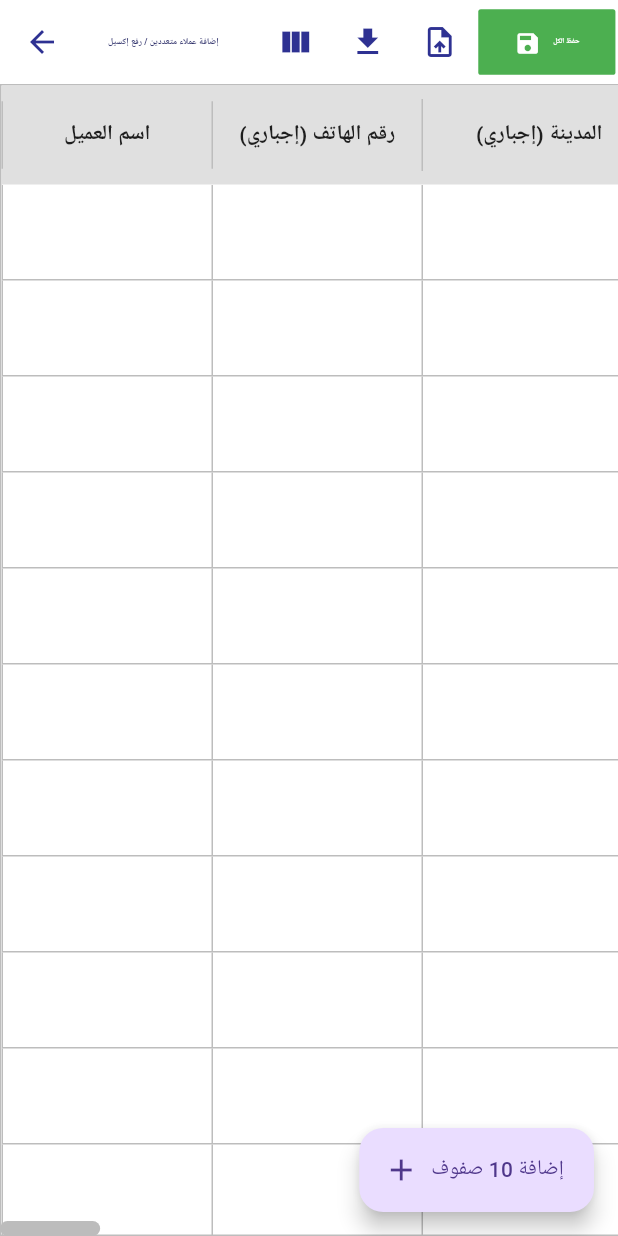
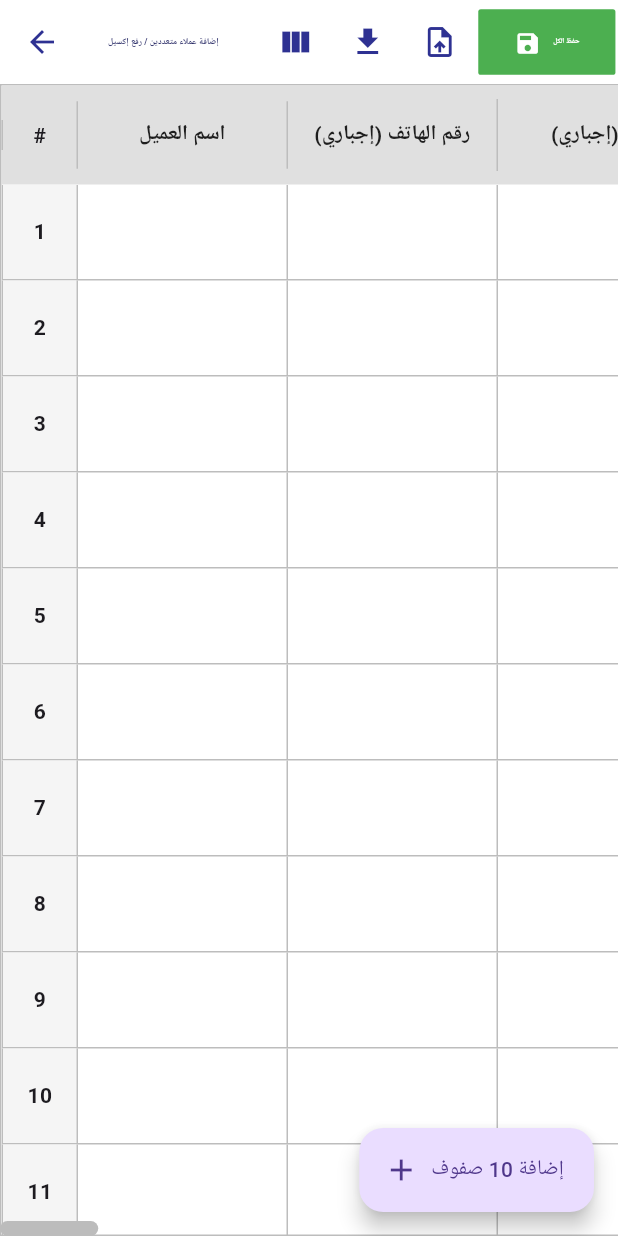
Before and after one commit to Martino-Maher-Saad/retaj_crm, a Flutter app: the _BulkAddLeadsView screen opened directly, on a phone screen of 412 x 824 dp. Run offline on Flutter 3.47's test engine with Material 3 defaults, Android fonts, the phone set to English and light mode, and no system bars; our stand-ins replace bloc, cached_network_image, equatable, fl_chart, flutter_animate, flutter_bloc and 9 more; missing offline and left inert: excel, pattern_formatter, universal_html; accounts and stored records are empty; Roboto replaces fonts that are missing (Cairo).

Commit message:
import many leads test3

```diff
--- a/lib/features/leads/cubit/bulk_add_leads_cubit.dart
+++ b/lib/features/leads/cubit/bulk_add_leads_cubit.dart
@@ -113,28 +113,48 @@ class BulkAddLeadsCubit extends Cubit<BulkAddLeadsState> {
   Future<void> saveAll(String creatorId) async {
     if (state is! BulkAddLeadsLoaded) return;
 
-    // Filter out completely empty rows
     final allRows = (state as BulkAddLeadsLoaded).rows;
-    final rows = allRows.where((r) => !r.isEmpty).toList();
+    final nonEmptyRows = allRows.where((r) => !r.isEmpty).toList();
 
-    if (rows.isEmpty) {
+    if (nonEmptyRows.isEmpty) {
       emit(BulkAddLeadsError('جميع الصفوف فارغة، لا يوجد شيء للحفظ'));
       _emitLoaded(allRows);
       return;
     }
 
-    if (rows.any((r) => !r.isValid)) {
-      emit(BulkAddLeadsError('يرجى تصحيح الأخطاء في الصفوف قبل الحفظ'));
+    final validRows = nonEmptyRows.where((r) => r.isValid).toList();
+    final invalidRows = nonEmptyRows.where((r) => !r.isValid).toList();
+
+    if (validRows.isEmpty) {
+      List<String> errorMessages = [];
+      for (var r in invalidRows) {
+        int index = allRows.indexOf(r) + 1;
+        List<String> missing = [];
+        if (r.name == null || r.name!.trim().isEmpty) missing.add('الاسم');
+        if (r.phone == null || r.phone!.trim().isEmpty) {
+          missing.add('رقم الهاتف');
+        } else if (r.phone!.contains(',') || r.phone!.contains(' ')) {
+          missing.add('رقم الهاتف (يجب ألا يحتوي على مسافات)');
+        }
+        if (r.cityId == null) missing.add('المدينة');
+        if (r.propertyTypeId == null) missing.add('نوع العقار');
+        if (r.listingTypeId == null) missing.add('نوع الإعلان');
+        if (r.platformId == null) missing.add('المنصة');
+        if (r.assignedTo == null) missing.add('الموظف');
+
+        errorMessages.add('الصف $index: ينقصه (${missing.join('، ')})');
+      }
+
+      emit(BulkAddLeadsError('يرجى تصحيح الأخطاء التالية:\n${errorMessages.join('\n')}'));
       _emitLoaded(allRows);
       return;
     }
 
     List<LeadModel> leadsToInsert = [];
-    for (var row in rows) {
+    for (var row in validRows) {
       String? statusId = row.statusId;
       if (statusId == null) {
-        statusId = _dataManager.getIdByName('lead_status', 'جديد') ??
-                   _dataManager.getIdByName('lead_status', 'New');
+        statusId = '460be748-7685-49ef-abcf-c4dd49511ab7'; // تم التواصل اول مرة
       }
 
       num? bFrom;
@@ -176,7 +196,18 @@ class BulkAddLeadsCubit extends Cubit<BulkAddLeadsState> {
         emit(BulkAddLeadsProgress(processed, total));
       });
 
-      emit(BulkAddLeadsSuccess());
+      final remainingRows = allRows.where((r) => !validRows.contains(r)).toList();
+      if (remainingRows.isEmpty) {
+        remainingRows.add(_createEmptyRow());
+      }
+
+      if (invalidRows.isNotEmpty) {
+        emit(BulkAddLeadsError('تم حفظ ${validRows.length} عميل. يرجى إكمال باقي الصفوف الناقصة.'));
+      } else {
+        emit(BulkAddLeadsSuccess());
+      }
+
+      _emitLoaded(remainingRows);
     } catch (e) {
       emit(BulkAddLeadsError('حدث خطأ أثناء الحفظ: $e'));
       _emitLoaded(allRows);
--- a/lib/features/leads/cubit/bulk_add_leads_state.dart
+++ b/lib/features/leads/cubit/bulk_add_leads_state.dart
@@ -58,16 +58,8 @@ class EditableLeadRow extends Equatable {
   bool get isEmpty {
     return (name == null || name!.trim().isEmpty) &&
            (phone == null || phone!.trim().isEmpty) &&
-           cityId == null &&
-           propertyTypeId == null &&
-           listingTypeId == null &&
-           platformId == null &&
-           channelId == null &&
-           statusId == null &&
-           assignedTo == null &&
-           createdAt == null &&
+           (propertyCode == null || propertyCode!.trim().isEmpty) &&
            (notes == null || notes!.trim().isEmpty) &&
-           (propertyCode == null || propertyCode!.trim().isEmpty) &&
            (descLeadNeed == null || descLeadNeed!.trim().isEmpty) &&
            (budgetFrom == null || budgetFrom!.trim().isEmpty) &&
            (budgetTo == null || budgetTo!.trim().isEmpty);
--- a/lib/features/leads/screens/bulk_add_leads_screen.dart
+++ b/lib/features/leads/screens/bulk_add_leads_screen.dart
@@ -30,6 +30,25 @@ class _BulkAddLeadsView extends StatefulWidget {
 class _BulkAddLeadsViewState extends State<_BulkAddLeadsView> {
   final ScrollController _horizontalScrollController = ScrollController();
   final ScrollController _verticalScrollController = ScrollController();
+
+  late List<DropdownMenuEntry<int>> _cityEntries;
+  late List<DropdownMenuEntry<String>> _employeeEntries;
+  late Map<String, List<DropdownMenuEntry<String>>> _optionEntries;
+
+  @override
+  void initState() {
+    super.initState();
+    final dataManager = sl<StaticDataManager>();
+    _cityEntries = dataManager.allCities.map((c) => DropdownMenuEntry<int>(value: c.id, label: c.name)).toList();
+    _employeeEntries = dataManager.employees.map((e) => DropdownMenuEntry<String>(value: e.id, label: '${e.firstName} ${e.lastName}'.trim())).toList();
+    _optionEntries = {
+      'property_type': dataManager.getOptionModels('property_type').map((o) => DropdownMenuEntry<String>(value: o.id, label: o.nameAr)).toList(),
+      'listing_type': dataManager.getOptionModels('listing_type').map((o) => DropdownMenuEntry<String>(value: o.id, label: o.nameAr)).toList(),
+      'platform': dataManager.getOptionModels('platform').map((o) => DropdownMenuEntry<String>(value: o.id, label: o.nameAr)).toList(),
+      'communication_channel': dataManager.getOptionModels('communication_channel').map((o) => DropdownMenuEntry<String>(value: o.id, label: o.nameAr)).toList(),
+      'lead_status': dataManager.getOptionModels('lead_status').map((o) => DropdownMenuEntry<String>(value: o.id, label: o.nameAr)).toList(),
+    };
+  }
 
   static const Map<String, String> _columnLabels = {
     'name': 'اسم العميل',
@@ -148,7 +167,6 @@ class _BulkAddLeadsViewState extends State<_BulkAddLeadsView> {
             ScaffoldMessenger.of(context).showSnackBar(SnackBar(content: Text(state.error), backgroundColor: Colors.red));
           } else if (state is BulkAddLeadsSuccess) {
             ScaffoldMessenger.of(context).showSnackBar(const SnackBar(content: Text('تم الحفظ بنجاح!'), backgroundColor: Colors.green));
-            Navigator.pop(context);
           }
         },
         builder: (context, state) {
@@ -222,16 +240,15 @@ class _BulkAddLeadsViewState extends State<_BulkAddLeadsView> {
 
   void _showPinDialog(BuildContext context, String key) {
     final cubit = context.read<BulkAddLeadsCubit>();
-    final dataManager = sl<StaticDataManager>();
 
     String title = _columnLabels[key] ?? '';
     dynamic selectedValue = (cubit.state as BulkAddLeadsLoaded).pinnedValues[key];
 
     List<DropdownMenuEntry<dynamic>> entries = [];
     if (key == 'cityId') {
-      entries = dataManager.allCities.map((c) => DropdownMenuEntry<dynamic>(value: c.id, label: c.name)).toList();
+      entries = _cityEntries;
     } else if (key == 'assignedTo') {
-      entries = dataManager.employees.map((e) => DropdownMenuEntry<dynamic>(value: e.id, label: '${e.firstName} ${e.lastName}'.trim())).toList();
+      entries = _employeeEntries;
     } else {
       String tableName = '';
       if (key == 'propertyTypeId') tableName = 'property_type';
@@ -239,7 +256,7 @@ class _BulkAddLeadsViewState extends State<_BulkAddLeadsView> {
       else if (key == 'platformId') tableName = 'platform';
       else if (key == 'channelId') tableName = 'communication_channel';
       else if (key == 'statusId') tableName = 'lead_status';
-      entries = dataManager.getOptionModels(tableName).map((o) => DropdownMenuEntry<dynamic>(value: o.id, label: o.nameAr)).toList();
+      entries = _optionEntries[tableName] ?? [];
     }
 
     showDialog(
@@ -289,10 +306,17 @@ class _BulkAddLeadsViewState extends State<_BulkAddLeadsView> {
     );
   }
 
+
+
   Widget _buildGrid(BuildContext context, List<EditableLeadRow> rows, List<String> columnOrder) {
-    final double totalWidth = columnOrder.fold(0.0, (sum, key) => sum + _getColumnWidth(key));
+    final double totalWidth = columnOrder.fold(0.0, (sum, key) => sum + _getColumnWidth(key)) + 50.0; // +50 for index column
 
     return Scrollbar(
+      controller: _verticalScrollController, // Put vertical scrollbar OUTSIDE!
+      thumbVisibility: true,
+      thickness: 10,
+      radius: const Radius.circular(8),
+      child: Scrollbar(
         controller: _horizontalScrollController,
         thumbVisibility: true,
         thickness: 10,
@@ -313,23 +337,27 @@ class _BulkAddLeadsViewState extends State<_BulkAddLeadsView> {
                   Container(
                     color: Colors.grey[300],
                     child: Row(
-                    children: columnOrder.map((key) => _buildHeaderCell(context, key)).toList(),
+                      children: [
+                        Container(
+                          width: 50,
+                          alignment: Alignment.center,
+                          decoration: BoxDecoration(border: Border(left: BorderSide(color: Colors.grey.shade400))),
+                          child: const Text('#', style: TextStyle(fontWeight: FontWeight.bold, fontSize: 14)),
+                        ),
+                        ...columnOrder.map((key) => _buildHeaderCell(context, key)).toList(),
+                      ],
                     ),
                   ),
                   Expanded(
-                  child: Scrollbar(
-                    controller: _verticalScrollController,
-                    thumbVisibility: true,
-                    thickness: 10,
-                    radius: const Radius.circular(8),
                     child: ListView.builder(
                       controller: _verticalScrollController,
                       itemCount: rows.length,
-                      itemBuilder: (ctx, i) => _buildCustomDataRow(ctx, rows[i], columnOrder),
-                    ),
+                      itemExtent: 64.0,
+                      itemBuilder: (ctx, i) => _buildCustomDataRow(ctx, rows[i], i, columnOrder),
                     ),
                   ),
                 ],
+              ),
             ),
           ),
         ),
@@ -359,8 +387,7 @@ class _BulkAddLeadsViewState extends State<_BulkAddLeadsView> {
     return null;
   }
 
-  Widget _buildCustomDataRow(BuildContext context, EditableLeadRow row, List<String> columnOrder) {
-    final dataManager = sl<StaticDataManager>();
+  Widget _buildCustomDataRow(BuildContext context, EditableLeadRow row, int index, List<String> columnOrder) {
     final cubit = context.read<BulkAddLeadsCubit>();
     final bool hasError = !row.isValid && !row.isEmpty;
 
@@ -391,100 +418,16 @@ class _BulkAddLeadsViewState extends State<_BulkAddLeadsView> {
       );
     }
 
-    Widget buildOptionDropdown(String? value, String tableName, String? unmappedValue, Function(String?) onChanged) {
-      final options = dataManager.getOptionModels(tableName);
-      final isError = value == null && unmappedValue != null;
-      return Container(
-        width: 180,
-        height: 64,
-        color: isError ? Colors.red.withValues(alpha: 0.1) : null,
-        child: DropdownMenu<String>(
-          initialSelection: value,
-          enableFilter: true,
-          requestFocusOnTap: true,
-          width: 180,
-          menuHeight: 200,
-          hintText: isError ? 'غير معروف' : '',
-          textStyle: const TextStyle(fontSize: 14, color: Colors.black87),
-          inputDecorationTheme: const InputDecorationTheme(
-            border: InputBorder.none,
-            enabledBorder: InputBorder.none,
-            focusedBorder: InputBorder.none,
-            isDense: true,
-            contentPadding: EdgeInsets.symmetric(horizontal: 8, vertical: 15),
-          ),
-          dropdownMenuEntries: options.map((opt) => DropdownMenuEntry<String>(value: opt.id, label: opt.nameAr)).toList(),
-          onSelected: onChanged,
-        ),
-      );
-    }
-
-    Widget buildCityDropdown(int? value, String? unmappedValue, Function(int?) onChanged) {
-      final options = dataManager.allCities;
-      final isError = value == null && unmappedValue != null;
-      return Container(
-        width: 180,
-        height: 64,
-        color: isError ? Colors.red.withValues(alpha: 0.1) : null,
-        child: DropdownMenu<int>(
-          initialSelection: value,
-          enableFilter: true,
-          requestFocusOnTap: true,
-          width: 180,
-          menuHeight: 200,
-          hintText: isError ? 'غير معروف' : '',
-          textStyle: const TextStyle(fontSize: 14, color: Colors.black87),
-          inputDecorationTheme: const InputDecorationTheme(
-            border: InputBorder.none,
-            enabledBorder: InputBorder.none,
-            focusedBorder: InputBorder.none,
-            isDense: true,
-            contentPadding: EdgeInsets.symmetric(horizontal: 8, vertical: 15),
-          ),
-          dropdownMenuEntries: options.map((opt) => DropdownMenuEntry<int>(value: opt.id, label: opt.name)).toList(),
-          onSelected: onChanged,
-        ),
-      );
-    }
-
-    Widget buildProfileDropdown(String? value, String? unmappedValue, Function(String?) onChanged) {
-      final options = dataManager.employees;
-      final isError = value == null && unmappedValue != null;
-      return Container(
-        width: 180,
-        height: 64,
-        color: isError ? Colors.red.withValues(alpha: 0.1) : null,
-        child: DropdownMenu<String>(
-          initialSelection: value,
-          enableFilter: true,
-          requestFocusOnTap: true,
-          width: 180,
-          menuHeight: 200,
-          hintText: isError ? 'غير معروف' : '',
-          textStyle: const TextStyle(fontSize: 14, color: Colors.black87),
-          inputDecorationTheme: const InputDecorationTheme(
-            border: InputBorder.none,
-            enabledBorder: InputBorder.none,
-            focusedBorder: InputBorder.none,
-            isDense: true,
-            contentPadding: EdgeInsets.symmetric(horizontal: 8, vertical: 15),
-          ),
-          dropdownMenuEntries: options.map((opt) => DropdownMenuEntry<String>(value: opt.id, label: '${opt.firstName} ${opt.lastName}'.trim())).toList(),
-          onSelected: onChanged,
-        ),
-      );
-    }
-
     final cellsMap = {
       'name': buildTextField(row.name, (v) => cubit.updateRow(row.copyWith(name: v)), cellKey: 'name'),
       'phone': buildTextField(row.phone, (v) => cubit.updateRow(row.copyWith(phone: v)), type: TextInputType.phone, cellKey: 'phone'),
-      'cityId': buildCityDropdown(row.cityId, row.unmappedCity, (v) => cubit.updateRow(row.copyWith(cityId: v, unmappedCity: null))),
-      'propertyTypeId': buildOptionDropdown(row.propertyTypeId, 'property_type', row.unmappedPropertyType, (v) => cubit.updateRow(row.copyWith(propertyTypeId: v, unmappedPropertyType: null))),
-      'listingTypeId': buildOptionDropdown(row.listingTypeId, 'listing_type', row.unmappedListingType, (v) => cubit.updateRow(row.copyWith(listingTypeId: v, unmappedListingType: null))),
-      'platformId': buildOptionDropdown(row.platformId, 'platform', row.unmappedPlatform, (v) => cubit.updateRow(row.copyWith(platformId: v, unmappedPlatform: null))),
-      'channelId': buildOptionDropdown(row.channelId, 'communication_channel', row.unmappedChannel, (v) => cubit.updateRow(row.copyWith(channelId: v, unmappedChannel: null))),
-      'statusId': buildOptionDropdown(row.statusId, 'lead_status', row.unmappedStatus, (v) => cubit.updateRow(row.copyWith(statusId: v, unmappedStatus: null))),
-      'assignedTo': buildProfileDropdown(row.assignedTo, row.unmappedAssignedTo, (v) => cubit.updateRow(row.copyWith(assignedTo: v, unmappedAssignedTo: null))),
+      'cityId': _DropdownCell<int>(label: _columnLabels['cityId']!, value: row.cityId, unmappedValue: row.unmappedCity, entries: _cityEntries, onChanged: (v) => cubit.updateRow(row.copyWith(cityId: v, unmappedCity: null))),
+      'propertyTypeId': _DropdownCell<String>(label: _columnLabels['propertyTypeId']!, value: row.propertyTypeId, unmappedValue: row.unmappedPropertyType, entries: _optionEntries['property_type'] ?? [], onChanged: (v) => cubit.updateRow(row.copyWith(propertyTypeId: v, unmappedPropertyType: null))),
+      'listingTypeId': _DropdownCell<String>(label: _columnLabels['listingTypeId']!, value: row.listingTypeId, unmappedValue: row.unmappedListingType, entries: _optionEntries['listing_type'] ?? [], onChanged: (v) => cubit.updateRow(row.copyWith(listingTypeId: v, unmappedListingType: null))),
+      'platformId': _DropdownCell<String>(label: _columnLabels['platformId']!, value: row.platformId, unmappedValue: row.unmappedPlatform, entries: _optionEntries['platform'] ?? [], onChanged: (v) => cubit.updateRow(row.copyWith(platformId: v, unmappedPlatform: null))),
+      'channelId': _DropdownCell<String>(label: _columnLabels['channelId']!, value: row.channelId, unmappedValue: row.unmappedChannel, entries: _optionEntries['communication_channel'] ?? [], onChanged: (v) => cubit.updateRow(row.copyWith(channelId: v, unmappedChannel: null))),
+      'statusId': _DropdownCell<String>(label: _columnLabels['statusId']!, value: row.statusId, unmappedValue: row.unmappedStatus, entries: _optionEntries['lead_status'] ?? [], onChanged: (v) => cubit.updateRow(row.copyWith(statusId: v, unmappedStatus: null))),
+      'assignedTo': _DropdownCell<String>(label: _columnLabels['assignedTo']!, value: row.assignedTo, unmappedValue: row.unmappedAssignedTo, entries: _employeeEntries, onChanged: (v) => cubit.updateRow(row.copyWith(assignedTo: v, unmappedAssignedTo: null))),
       'propertyCode': buildTextField(row.propertyCode, (v) => cubit.updateRow(row.copyWith(propertyCode: v)), cellKey: 'propertyCode'),
       'createdAt': buildDateField(row.createdAt, (v) => cubit.updateRow(row.copyWith(createdAt: v)), cellKey: 'createdAt'),
       'descLeadNeed': buildTextField(row.descLeadNeed, (v) => cubit.updateRow(row.copyWith(descLeadNeed: v)), width: 220, type: TextInputType.multiline, cellKey: 'descLeadNeed'),
@@ -501,7 +444,17 @@ class _BulkAddLeadsViewState extends State<_BulkAddLeadsView> {
       ),
       child: Row(
         crossAxisAlignment: CrossAxisAlignment.stretch,
-        children: columnOrder.map((key) {
+        children: [
+          Container(
+            width: 50,
+            alignment: Alignment.center,
+            decoration: BoxDecoration(
+              color: Colors.grey[100],
+              border: Border(left: BorderSide(color: Colors.grey.shade400)),
+            ),
+            child: Text('${index + 1}', style: const TextStyle(fontWeight: FontWeight.bold, fontSize: 14)),
+          ),
+          ...columnOrder.map((key) {
             return Container(
               width: _getColumnWidth(key),
               alignment: Alignment.center,
@@ -511,6 +464,7 @@ class _BulkAddLeadsViewState extends State<_BulkAddLeadsView> {
               child: cellsMap[key]!,
             );
           }).toList(),
+        ],
       ),
     );
   }
@@ -580,8 +534,8 @@ class _ExcelTextFieldState extends State<_ExcelTextField> {
       child: TextFormField(
         controller: _textController,
         keyboardType: widget.type,
-        focusNode: _focusNode,
         scrollController: _scrollController,
+        onChanged: (v) => widget.onChanged(v),
         style: const TextStyle(fontSize: 14),
         maxLines: widget.type == TextInputType.multiline ? null : 1,
         expands: widget.type == TextInputType.multiline,
@@ -599,3 +553,100 @@ class _ExcelTextFieldState extends State<_ExcelTextField> {
     );
   }
 }
+
+class _DropdownCell<T> extends StatefulWidget {
+  final String label;
+  final T? value;
+  final String? unmappedValue;
+  final List<DropdownMenuEntry<T>> entries;
+  final Function(T?) onChanged;
+
+  const _DropdownCell({
+    required this.label,
+    required this.value,
+    this.unmappedValue,
+    required this.entries,
+    required this.onChanged,
+  });
+
+  @override
+  State<_DropdownCell<T>> createState() => _DropdownCellState<T>();
+}
+
+class _DropdownCellState<T> extends State<_DropdownCell<T>> {
+  bool _isEditing = false;
+
+  @override
+  Widget build(BuildContext context) {
+    final bool isError = widget.value == null && widget.unmappedValue != null;
+
+    if (!_isEditing) {
+      String displayLabel = '';
+      if (widget.value != null) {
+        final entry = widget.entries.where((e) => e.value == widget.value).firstOrNull;
+        displayLabel = entry?.label ?? '';
+      } else if (isError) {
+        displayLabel = 'غير معروف (${widget.unmappedValue})';
+      }
+
+      return InkWell(
+        onTap: () {
+          setState(() {
+            _isEditing = true;
+          });
+        },
+        child: Container(
+          width: 180,
+          height: 64,
+          padding: const EdgeInsets.symmetric(horizontal: 8),
+          color: isError ? Colors.red.withValues(alpha: 0.1) : null,
+          alignment: Alignment.centerRight,
+          child: Row(
+            children: [
+              Expanded(
+                child: Text(
+                  displayLabel,
+                  style: TextStyle(
+                    fontSize: 14,
+                    color: (widget.value == null && !isError) ? Colors.grey : Colors.black87,
+                  ),
+                  maxLines: 1,
+                  overflow: TextOverflow.ellipsis,
+                ),
+              ),
+              const Icon(Icons.arrow_drop_down, color: Colors.grey),
+            ],
+          ),
+        ),
+      );
+    }
+
+    return Container(
+      width: 180,
+      height: 64,
+      color: isError ? Colors.red.withValues(alpha: 0.1) : Colors.white,
+      child: DropdownMenu<T>(
+        initialSelection: widget.value,
+        enableFilter: true,
+        requestFocusOnTap: true,
+        width: 180,
+        menuHeight: 200,
+        textStyle: const TextStyle(fontSize: 14, color: Colors.black87),
+        inputDecorationTheme: const InputDecorationTheme(
+          border: InputBorder.none,
+          enabledBorder: InputBorder.none,
+          focusedBorder: InputBorder.none,
+          isDense: true,
+          contentPadding: EdgeInsets.symmetric(horizontal: 8, vertical: 15),
+        ),
+        dropdownMenuEntries: widget.entries,
+        onSelected: (val) {
+          widget.onChanged(val);
+          setState(() {
+            _isEditing = false;
+          });
+        },
+      ),
+    );
+  }
+}
```
Lines whose indentation alone changed are shown as unchanged.
